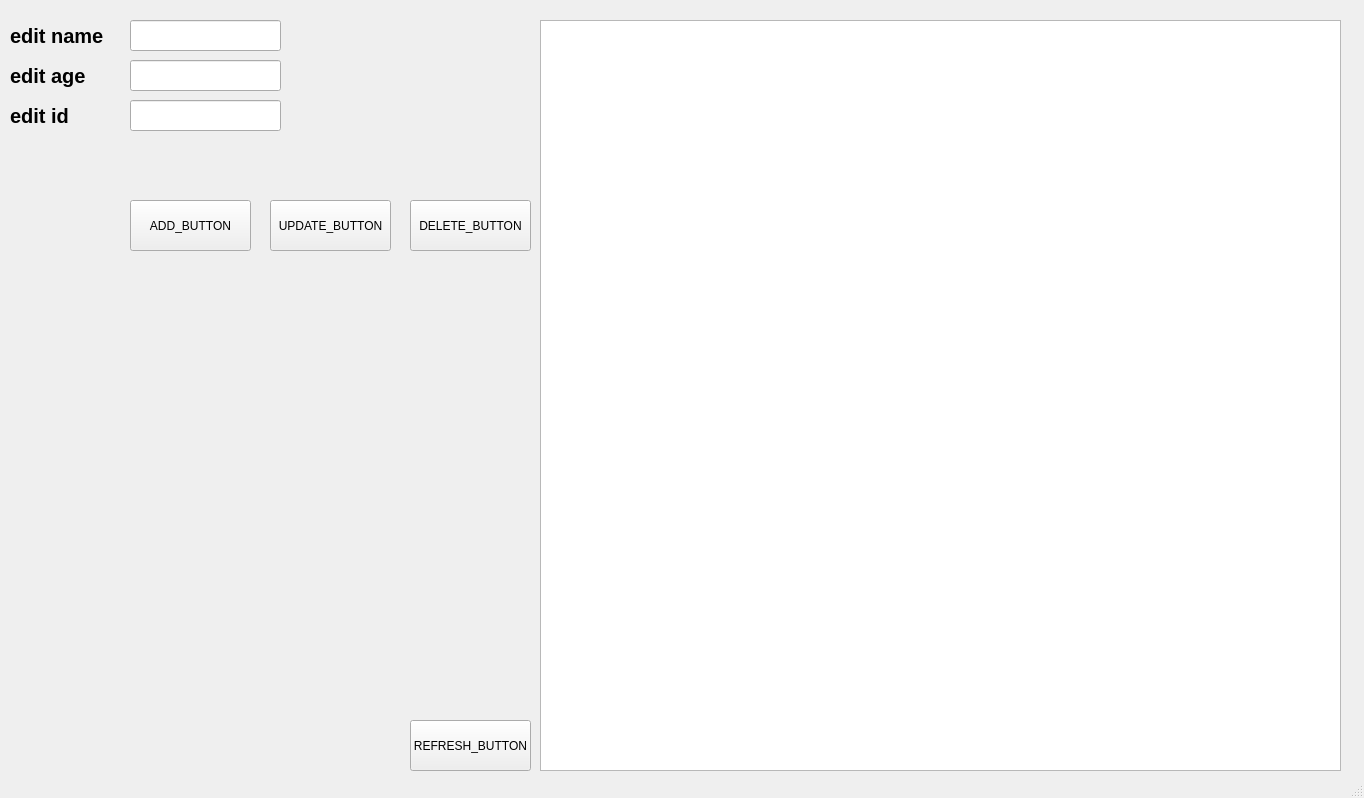
This is src/mainwindow.ui in ICOMEFROMARS/DatabaseController as Qt 5 draws it before an edit. The edited form follows.
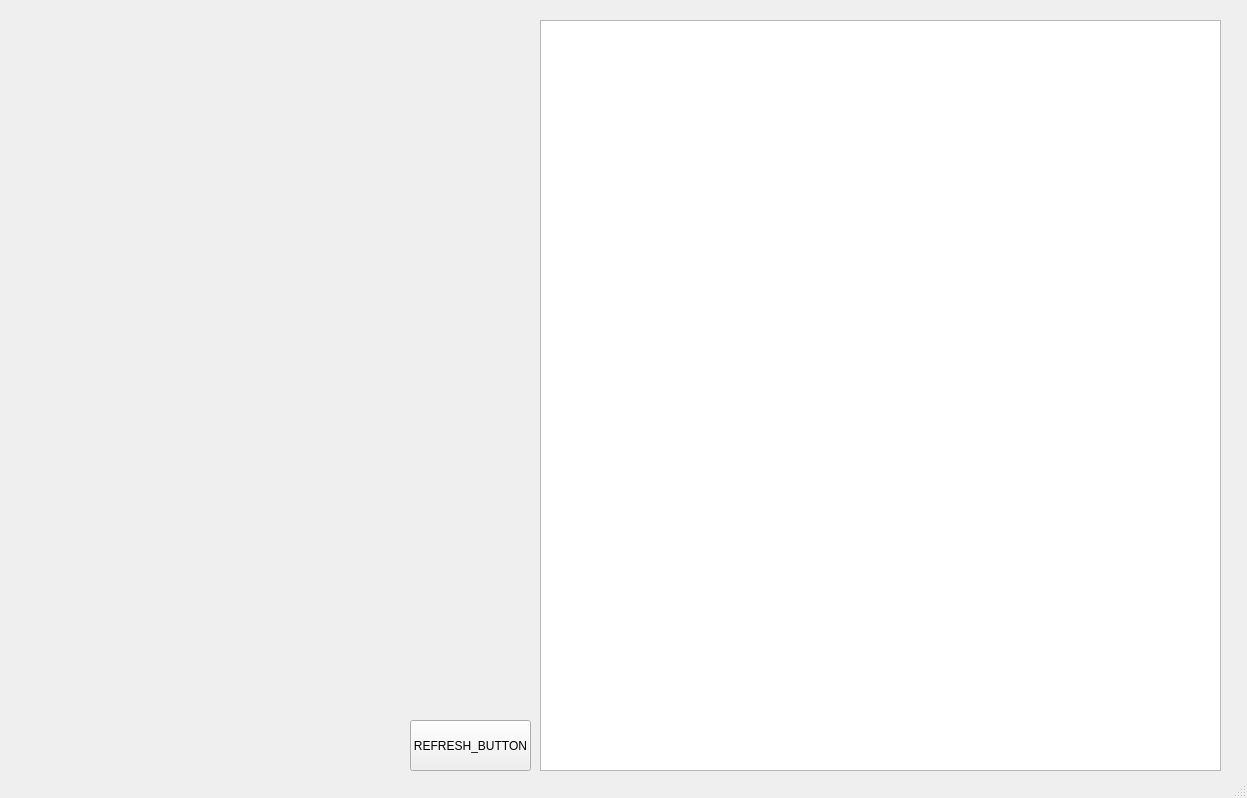
This is the edited form.

Diff of the .ui file:
```diff
--- a/src/mainwindow.ui
+++ b/src/mainwindow.ui
@@ -6,7 +6,7 @@
    <rect>
     <x>0</x>
     <y>0</y>
-    <width>1364</width>
+    <width>1247</width>
     <height>798</height>
    </rect>
   </property>
@@ -19,149 +19,11 @@
      <rect>
       <x>540</x>
       <y>20</y>
-      <width>801</width>
+      <width>681</width>
       <height>751</height>
      </rect>
     </property>
    </widget>
-   <widget class="QLineEdit" name="name_edit">
-    <property name="geometry">
-     <rect>
-      <x>130</x>
-      <y>20</y>
-      <width>151</width>
-      <height>31</height>
-     </rect>
-    </property>
-    <property name="text">
-     <string/>
-    </property>
-   </widget>
-   <widget class="QLineEdit" name="age_edit">
-    <property name="geometry">
-     <rect>
-      <x>130</x>
-      <y>60</y>
-      <width>151</width>
-      <height>31</height>
-     </rect>
-    </property>
-    <property name="text">
-     <string/>
-    </property>
-   </widget>
-   <widget class="QLineEdit" name="id_edit">
-    <property name="geometry">
-     <rect>
-      <x>130</x>
-      <y>100</y>
-      <width>151</width>
-      <height>31</height>
-     </rect>
-    </property>
-    <property name="text">
-     <string/>
-    </property>
-   </widget>
-   <widget class="QLabel" name="label">
-    <property name="geometry">
-     <rect>
-      <x>10</x>
-      <y>20</y>
-      <width>101</width>
-      <height>31</height>
-     </rect>
-    </property>
-    <property name="font">
-     <font>
-      <pointsize>15</pointsize>
-      <weight>75</weight>
-      <bold>true</bold>
-     </font>
-    </property>
-    <property name="text">
-     <string>edit name</string>
-    </property>
-   </widget>
-   <widget class="QLabel" name="label_2">
-    <property name="geometry">
-     <rect>
-      <x>10</x>
-      <y>60</y>
-      <width>101</width>
-      <height>31</height>
-     </rect>
-    </property>
-    <property name="font">
-     <font>
-      <pointsize>15</pointsize>
-      <weight>75</weight>
-      <bold>true</bold>
-     </font>
-    </property>
-    <property name="text">
-     <string>edit age</string>
-    </property>
-   </widget>
-   <widget class="QLabel" name="label_3">
-    <property name="geometry">
-     <rect>
-      <x>10</x>
-      <y>100</y>
-      <width>101</width>
-      <height>31</height>
-     </rect>
-    </property>
-    <property name="font">
-     <font>
-      <pointsize>15</pointsize>
-      <weight>75</weight>
-      <bold>true</bold>
-     </font>
-    </property>
-    <property name="text">
-     <string>edit id</string>
-    </property>
-   </widget>
-   <widget class="QPushButton" name="add_button">
-    <property name="geometry">
-     <rect>
-      <x>130</x>
-      <y>200</y>
-      <width>121</width>
-      <height>51</height>
-     </rect>
-    </property>
-    <property name="text">
-     <string>ADD_BUTTON</string>
-    </property>
-   </widget>
-   <widget class="QPushButton" name="update_button">
-    <property name="geometry">
-     <rect>
-      <x>270</x>
-      <y>200</y>
-      <width>121</width>
-      <height>51</height>
-     </rect>
-    </property>
-    <property name="text">
-     <string>UPDATE_BUTTON</string>
-    </property>
-   </widget>
-   <widget class="QPushButton" name="delete_button">
-    <property name="geometry">
-     <rect>
-      <x>410</x>
-      <y>200</y>
-      <width>121</width>
-      <height>51</height>
-     </rect>
-    </property>
-    <property name="text">
-     <string>DELETE_BUTTON</string>
-    </property>
-   </widget>
    <widget class="QPushButton" name="refresh_button">
     <property name="geometry">
      <rect>
@@ -175,6 +37,16 @@
      <string>REFRESH_BUTTON</string>
     </property>
    </widget>
+   <widget class="QWidget" name="left_panel" native="true">
+    <property name="geometry">
+     <rect>
+      <x>10</x>
+      <y>20</y>
+      <width>521</width>
+      <height>411</height>
+     </rect>
+    </property>
+   </widget>
   </widget>
   <widget class="QStatusBar" name="statusbar"/>
  </widget>
```
